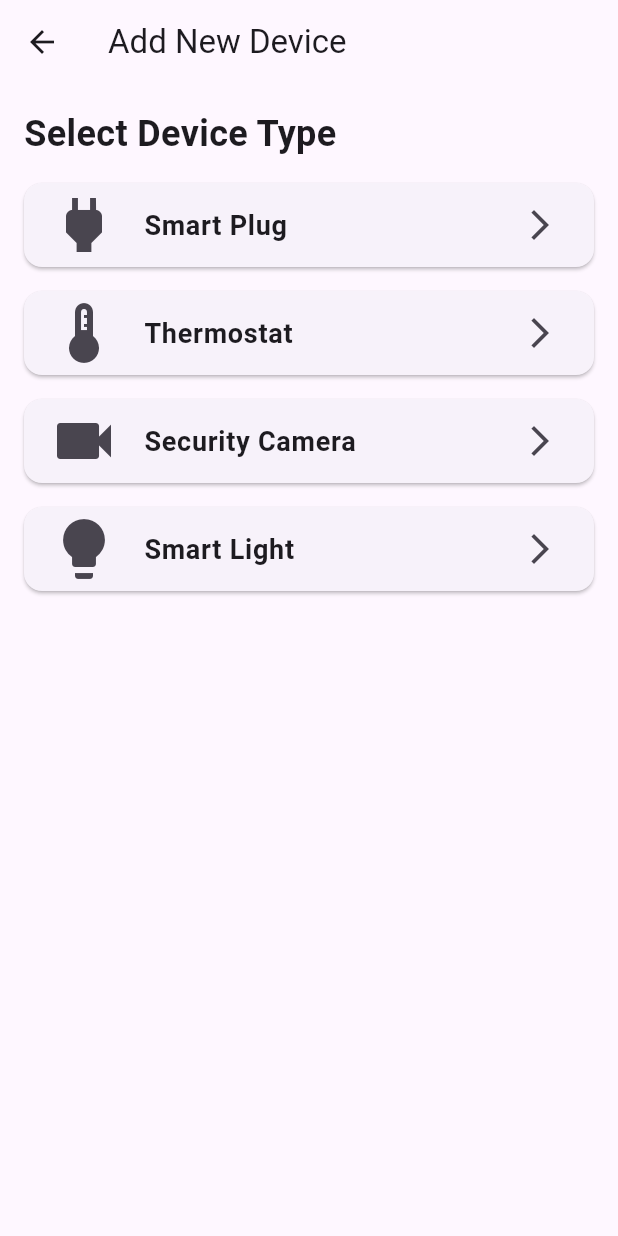
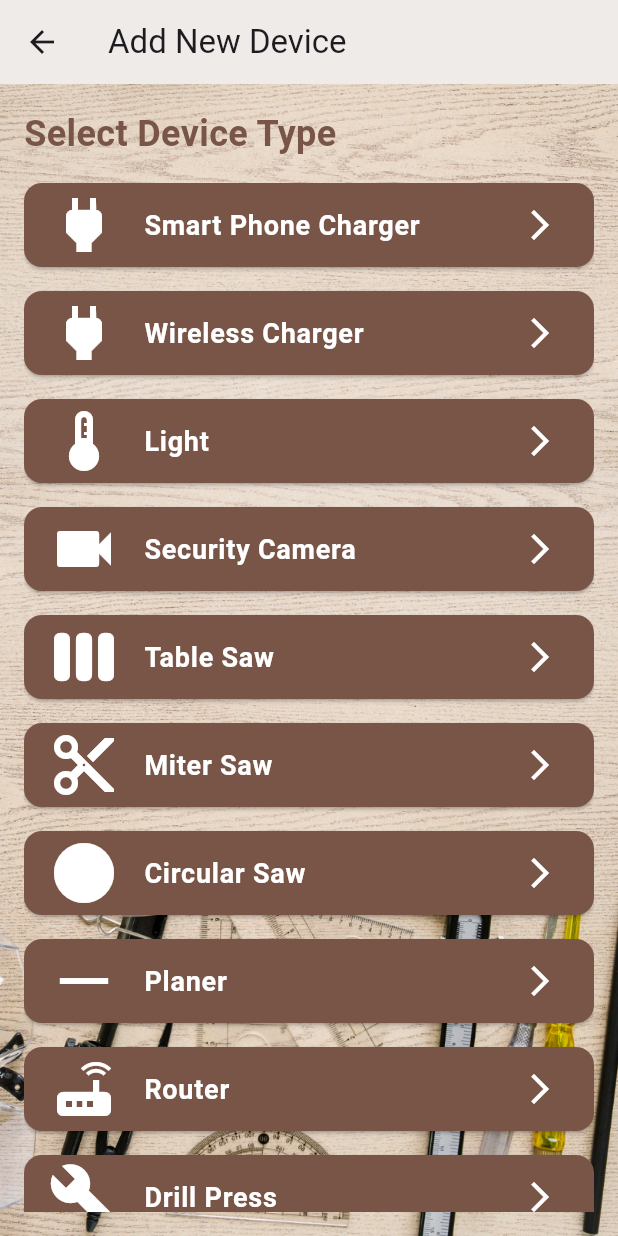
Before and after one commit to abdabkim/Smart-Workbench-App, a Flutter app: the AddDevicesScreen screen opened directly, on a phone screen of 412 x 824 dp. Run offline on Flutter 3.47's test engine with Material 3 defaults, Android fonts, the phone set to English and light mode, and no system bars.

Commit message:
Updated device types and the card color and background

```diff
--- a/lib/screens/adddevicesscreen.dart
+++ b/lib/screens/adddevicesscreen.dart
@@ -1,8 +1,5 @@
 import 'package:flutter/material.dart';
-
 import 'package:smart_workbench_app/widget/devicetypecard.dart';
-
-
 
 class AddDevicesScreen extends StatelessWidget {
   const AddDevicesScreen({Key? key}) : super(key: key);
@@ -12,33 +9,61 @@ class AddDevicesScreen extends StatelessWidget {
     return Scaffold(
       appBar: AppBar(
         title: const Text('Add New Device'),
+        backgroundColor: Colors.brown.shade50,
       ),
-      body: Padding(
+      body: Stack(
+        children: [
+          // Background image
+          Image.asset(
+            'assets/bg.jpg',
+            fit: BoxFit.cover,
+            width: double.infinity,
+            height: double.infinity,
+          ),
+          // Content
+          Padding(
             padding: const EdgeInsets.all(16.0),
             child: Column(
               crossAxisAlignment: CrossAxisAlignment.start,
               children: [
                 const Text(
                   'Select Device Type',
-              style: TextStyle(fontSize: 24, fontWeight: FontWeight.bold),
+                  style: TextStyle(
+                    fontSize: 24,
+                    fontWeight: FontWeight.bold,
+                    color: Colors.brown,
+                  ),
                 ),
                 const SizedBox(height: 16),
                 Expanded(
                   child: ListView(
                     children: [
                       DeviceTypeCard(
-                    title: 'Smart Plug',
+                        title: 'Smart Phone Charger',
                         icon: Icons.power,
                         onTap: () {
                           // Navigate to Smart Plug setup
                         },
+                        backgroundColor: Colors.brown,
+                        textColor: Colors.white,
                       ),
                       DeviceTypeCard(
-                    title: 'Thermostat',
+                        title: 'Wireless Charger',
+                        icon: Icons.power,
+                        onTap: () {
+                          // Navigate to Smart Plug setup
+                        },
+                        backgroundColor: Colors.brown,
+                        textColor: Colors.white,
+                      ),
+                      DeviceTypeCard(
+                        title: 'Light',
                         icon: Icons.thermostat,
                         onTap: () {
                           // Navigate to Thermostat setup
                         },
+                        backgroundColor: Colors.brown,
+                        textColor: Colors.white,
                       ),
                       DeviceTypeCard(
                         title: 'Security Camera',
@@ -46,13 +71,89 @@ class AddDevicesScreen extends StatelessWidget {
                         onTap: () {
                           // Navigate to Security Camera setup
                         },
+                        backgroundColor: Colors.brown,
+                        textColor: Colors.white,
                       ),
                       DeviceTypeCard(
-                    title: 'Smart Light',
-                    icon: Icons.lightbulb,
+                        title: 'Table Saw',
+                        icon: Icons.view_week,
                         onTap: () {
                           // Navigate to Smart Light setup
                         },
+                        backgroundColor: Colors.brown,
+                        textColor: Colors.white,
+                      ),
+                      DeviceTypeCard(
+                        title: 'Miter Saw',
+                        icon: Icons.cut,
+                        onTap: () {
+                          // Navigate to Security Camera setup
+                        },
+                        backgroundColor: Colors.brown,
+                        textColor: Colors.white,
+                      ),
+                      DeviceTypeCard(
+                        title: 'Circular Saw',
+                        icon: Icons.circle,
+                        onTap: () {
+                          // Navigate to Security Camera setup
+                        },
+                        backgroundColor: Colors.brown,
+                        textColor: Colors.white,
+                      ),
+                      DeviceTypeCard(
+                        title: 'Planer',
+                        icon: Icons.horizontal_rule,
+                        onTap: () {
+                          // Navigate to Security Camera setup
+                        },
+                        backgroundColor: Colors.brown,
+                        textColor: Colors.white,
+                      ),
+                      DeviceTypeCard(
+                        title: 'Router',
+                        icon: Icons.router,
+                        onTap: () {
+                          // Navigate to Security Camera setup
+                        },
+                        backgroundColor: Colors.brown,
+                        textColor: Colors.white,
+                      ),
+                      DeviceTypeCard(
+                        title: 'Drill Press',
+                        icon: Icons.build,
+                        onTap: () {
+                          // Navigate to Security Camera setup
+                        },
+                        backgroundColor: Colors.brown,
+                        textColor: Colors.white,
+                      ),
+                      DeviceTypeCard(
+                        title: 'Belt Sander',
+                        icon: Icons.drag_indicator,
+                        onTap: () {
+                          // Navigate to Security Camera setup
+                        },
+                        backgroundColor: Colors.brown,
+                        textColor: Colors.white,
+                      ),
+                      DeviceTypeCard(
+                        title: 'Joiner',
+                        icon: Icons.unfold_more,
+                        onTap: () {
+                          // Navigate to Security Camera setup
+                        },
+                        backgroundColor: Colors.brown,
+                        textColor: Colors.white,
+                      ),
+                      DeviceTypeCard(
+                        title: 'Jigsaw',
+                        icon: Icons.show_chart,
+                        onTap: () {
+                          // Navigate to Security Camera setup
+                        },
+                        backgroundColor: Colors.brown,
+                        textColor: Colors.white,
                       ),
                     ],
                   ),
@@ -60,6 +161,8 @@ class AddDevicesScreen extends StatelessWidget {
               ],
             ),
           ),
+        ],
+      ),
     );
   }
 }
--- a/lib/widget/devicetypecard.dart
+++ b/lib/widget/devicetypecard.dart
@@ -1,24 +1,37 @@
 import 'package:flutter/material.dart';
-
 
 class DeviceTypeCard extends StatelessWidget {
   final String title;
   final IconData icon;
   final VoidCallback onTap;
+  final Color backgroundColor;  // Change to Color instead of MaterialColor
+  final Color textColor;
 
-  const DeviceTypeCard(
-      {Key? key, required this.title, required this.icon, required this.onTap})
-      : super(key: key);
+  const DeviceTypeCard({
+    Key? key,
+    required this.title,
+    required this.icon,
+    required this.onTap,
+    required this.backgroundColor,  // Ensure these are required
+    required this.textColor,
+  }) : super(key: key);
 
   @override
   Widget build(BuildContext context) {
     return Card(
+      color: backgroundColor,  // Set the background color of the card
       margin: const EdgeInsets.only(bottom: 16),
       child: ListTile(
-        leading: Icon(icon, size: 48),
-        title: Text(title,
-            style: const TextStyle(fontSize: 18, fontWeight: FontWeight.bold)),
-        trailing: const Icon(Icons.arrow_forward_ios),
+        leading: Icon(icon, size: 48, color: textColor),  // Set the icon color
+        title: Text(
+          title,
+          style: TextStyle(
+            fontSize: 18,
+            fontWeight: FontWeight.bold,
+            color: textColor,  // Set the text color
+          ),
+        ),
+        trailing: Icon(Icons.arrow_forward_ios, color: textColor),  // Set the trailing icon color
         onTap: onTap,
       ),
     );
```
Lines whose indentation alone changed are shown as unchanged.
